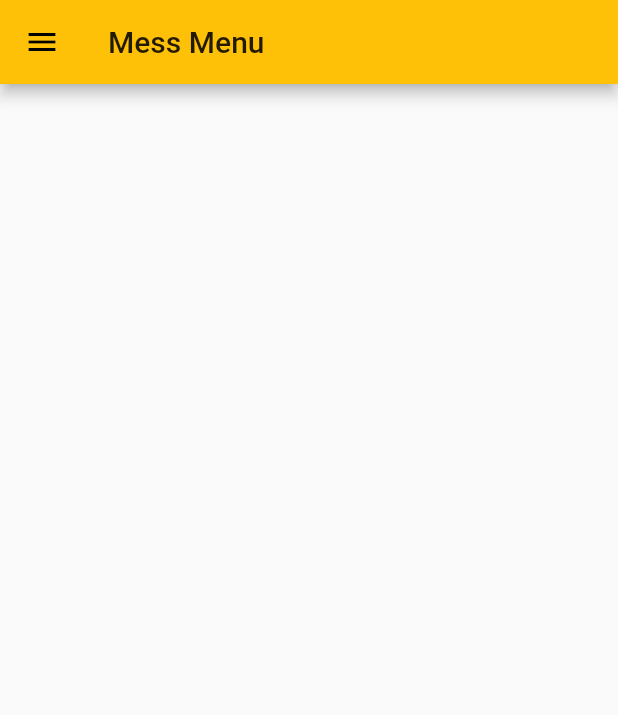
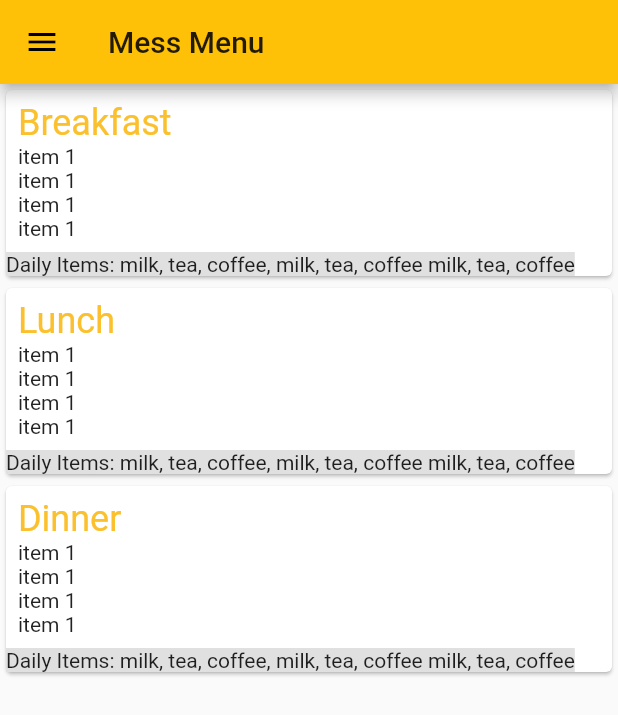
Before and after one commit to mdgspace/appetizer-flutter, a Flutter app: the Home screen opened directly, on a phone screen of 412 x 824 dp. Shown: the top 715 px of the screen. Run offline on Flutter 3.47's test engine with Material 2 defaults, Android fonts, the phone set to English and light mode, and no system bars; our stand-ins replace flare_flutter.

Commit message:
feat: basic layout for homescr

```diff
--- a/lib/Home.dart
+++ b/lib/Home.dart
@@ -29,7 +29,7 @@ class _MyHomeState extends State<Home> {
       appBar: AppBar(
         title: Text("Mess Menu"),
       ),
-      //body: null,// this is to be implemented
+      body: Menu(), // this is to be implemented
 
       drawer: Drawer(
         child: Column(
@@ -186,3 +186,62 @@ class _MyHomeState extends State<Home> {
     );
   }
 }
+
+class Menu extends StatefulWidget {
+  @override
+  _MenuState createState() => _MenuState();
+}
+
+class _MenuState extends State<Menu> {
+  @override
+  Widget build(BuildContext context) {
+    return Column(
+      crossAxisAlignment: CrossAxisAlignment.start,
+      children: <Widget>[
+        MenuCard('Breakfast', ["item 1", "item 1", "item 1", "item 1"], "milk, tea, coffee, milk, tea, coffee milk, tea, coffee"),
+        MenuCard('Lunch', ["item 1", "item 1", "item 1", "item 1"], "milk, tea, coffee, milk, tea, coffee milk, tea, coffee"),
+        MenuCard('Dinner', ["item 1", "item 1", "item 1", "item 1"], "milk, tea, coffee, milk, tea, coffee milk, tea, coffee"),
+      ],
+    );
+  }
+}
+
+class MenuCard extends StatelessWidget {
+  final String title;
+  final List<String> menuItems;
+  final String dailyItems;
+
+  MenuCard(this.title, this.menuItems, this.dailyItems);
+
+  @override
+  Widget build(BuildContext context) {
+    return Card(
+        child: Column(
+          crossAxisAlignment: CrossAxisAlignment.start,
+          children: <Widget>[
+            Padding(
+              padding: const EdgeInsets.all(8.0),
+              child: Column(
+                crossAxisAlignment: CrossAxisAlignment.start,
+                children: <Widget>[
+                  Text(
+                    title,
+                    style: TextStyle(color: Colors.yellow[700], fontSize: 24),
+                  ),
+                  ListView.builder(
+                    shrinkWrap: true,
+                    itemCount: menuItems?.length,
+                    itemBuilder: (context, index) {
+                      return Text(menuItems.elementAt(index));
+                    },
+                  ),
+                ],
+              ),
+            ),
+            Container(
+                color: Colors.grey[300],
+                child: Text('Daily Items: $dailyItems', textAlign: TextAlign.center,))
+          ],
+        ));
+  }
+}
```
Also changed, not shown: pubspec.lock.
